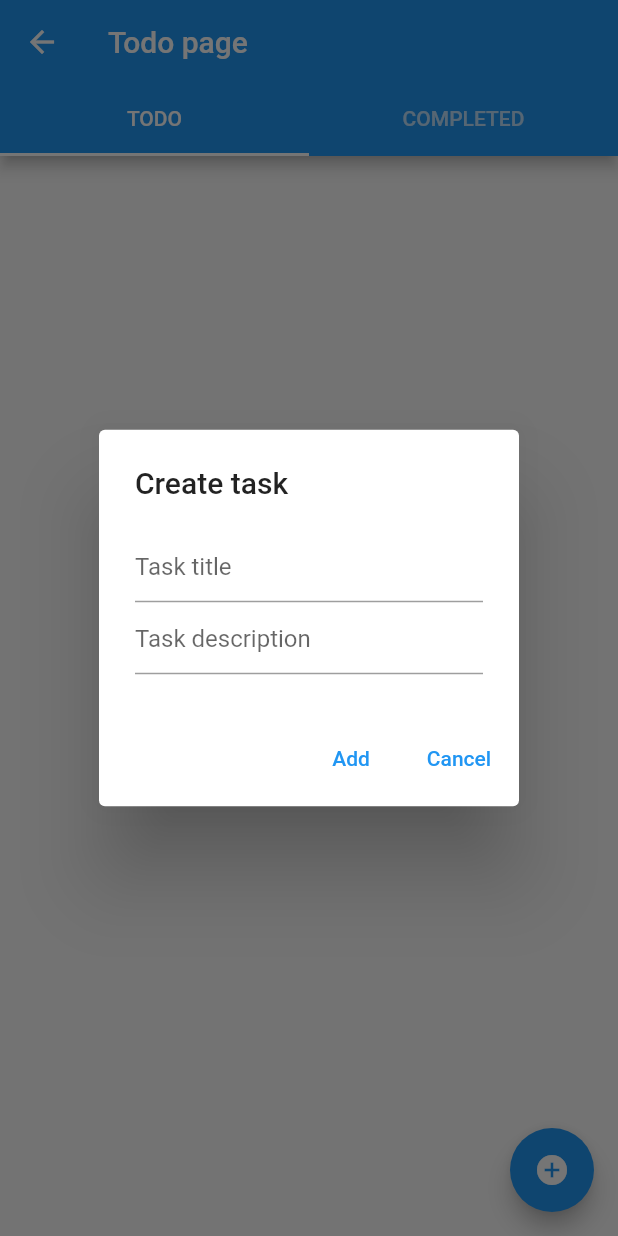
After one commit to dangtuandat1995/inspius-todo, a Flutter app: the TodoPage screen opened directly, after a tap on the "add circle" icon, on a phone screen of 412 x 824 dp. The commit adds this screen. Run offline on Flutter 3.47's test engine with Material 2 defaults, Android fonts, the phone set to English and light mode, and no system bars; our stand-ins replace bloc, cached_network_image, cloud_firestore, dartz, equatable, firebase_core and 6 more; accounts and stored records are empty.

Commit message:
implement crud with todo page

```diff
--- /dev/null
+++ b/lib/features/todo/data/models/user_task_model.dart
@@ -0,0 +1,18 @@
+import 'package:json_annotation/json_annotation.dart';
+import 'package:todo_firestore/features/todo/domain/entities/user_task.dart';
+
+part 'user_task_model.g.dart';
+
+@JsonSerializable(fieldRename: FieldRename.snake)
+class UserTaskModel extends UserTask {
+  const UserTaskModel({
+    required super.id,
+    required super.taskTitle,
+    required super.taskDesc,
+    required super.taskStatus,
+  });
+
+  factory UserTaskModel.fromJson(Map<String, dynamic> json) =>
+      _$UserTaskModelFromJson(json);
+  Map<String, dynamic> toJson() => _$UserTaskModelToJson(this);
+}
--- /dev/null
+++ b/lib/features/todo/domain/entities/user_task.dart
@@ -0,0 +1,20 @@
+import 'package:equatable/equatable.dart';
+
+enum TaskStatus { unfinished, complete }
+
+class UserTask extends Equatable {
+  final String id;
+  final String taskTitle;
+  final String taskDesc;
+  final TaskStatus taskStatus;
+
+  const UserTask({
+    required this.id,
+    required this.taskTitle,
+    required this.taskDesc,
+    required this.taskStatus,
+  });
+
+  @override
+  List<Object?> get props => [id, taskTitle, taskDesc, taskStatus];
+}
--- /dev/null
+++ b/lib/features/todo/domain/usecases/create_task.dart
@@ -0,0 +1,16 @@
+import 'package:cloud_firestore/cloud_firestore.dart';
+import 'package:todo_firestore/features/todo/data/models/user_task_model.dart';
+import 'package:todo_firestore/features/todo/domain/entities/user_task.dart';
+
+class CreateTask {
+  Future<void> call(UserTask task) async {
+    final doc = FirebaseFirestore.instance.collection('todo').doc();
+    final taskWithId = UserTaskModel(
+      id: doc.id,
+      taskTitle: task.taskTitle,
+      taskDesc: task.taskDesc,
+      taskStatus: task.taskStatus,
+    );
+    await doc.set(taskWithId.toJson());
+  }
+}
--- /dev/null
+++ b/lib/features/todo/domain/usecases/delete_task.dart
@@ -0,0 +1,8 @@
+import 'package:cloud_firestore/cloud_firestore.dart';
+
+class DeleteTask {
+  Future<void> call(String taskId) async {
+    final doc = FirebaseFirestore.instance.collection('todo').doc(taskId);
+    await doc.delete();
+  }
+}
--- /dev/null
+++ b/lib/features/todo/domain/usecases/read_task.dart
@@ -0,0 +1,16 @@
+import 'package:cloud_firestore/cloud_firestore.dart';
+import 'package:todo_firestore/features/todo/data/models/user_task_model.dart';
+import 'package:todo_firestore/features/todo/domain/entities/user_task.dart';
+
+class ReadTask {
+  Stream<List<UserTask>> call() {
+    return FirebaseFirestore.instance
+        .collection('todo')
+        .snapshots()
+        .map((event) => event.docs
+            .map(
+              (e) => UserTaskModel.fromJson(e.data()),
+            )
+            .toList());
+  }
+}
--- /dev/null
+++ b/lib/features/todo/domain/usecases/update_task.dart
@@ -0,0 +1,17 @@
+import 'package:cloud_firestore/cloud_firestore.dart';
+import 'package:todo_firestore/features/todo/data/models/user_task_model.dart';
+import 'package:todo_firestore/features/todo/domain/entities/user_task.dart';
+
+class UpdateTask {
+  Future<void> call(UserTask task) async {
+    final doc = FirebaseFirestore.instance.collection('todo').doc(task.id);
+    final taskModel = UserTaskModel(
+      id: task.id,
+      taskTitle: task.taskTitle,
+      taskDesc: task.taskDesc,
+      taskStatus: task.taskStatus,
+    );
+
+    await doc.update(taskModel.toJson());
+  }
+}
--- /dev/null
+++ b/lib/features/todo/presentation/page/todo_page.dart
@@ -0,0 +1,43 @@
+import 'package:flutter/material.dart';
+import 'package:todo_firestore/features/todo/domain/entities/user_task.dart';
+import 'package:todo_firestore/features/todo/presentation/widgets/task_dialog.dart';
+import 'package:todo_firestore/features/todo/presentation/widgets/todo_tab_view.dart';
+
+class TodoPage extends StatelessWidget {
+  const TodoPage({super.key});
+
+  @override
+  Widget build(BuildContext context) {
+    return DefaultTabController(
+      length: 2,
+      child: Scaffold(
+        appBar: AppBar(
+          title: const Text('Todo page'),
+          bottom: const TabBar(
+            tabs: [
+              Tab(text: 'TODO'),
+              Tab(text: 'COMPLETED'),
+            ],
+          ),
+        ),
+        body: const TabBarView(
+          children: [
+            TodoTabView(taskStatus: TaskStatus.unfinished),
+            TodoTabView(taskStatus: TaskStatus.complete),
+          ],
+        ),
+        floatingActionButton: FloatingActionButton(
+          heroTag: 'add todo',
+          child: const Icon(Icons.add_circle),
+          onPressed: () {
+            showDialog(
+              context: context,
+              barrierDismissible: false,
+              builder: (context) => const TaskDialog(id: ''),
+            );
+          },
+        ),
+      ),
+    );
+  }
+}
--- /dev/null
+++ b/lib/features/todo/presentation/widgets/task_dialog.dart
@@ -0,0 +1,118 @@
+import 'package:flutter/material.dart';
+import 'package:todo_firestore/features/todo/domain/usecases/create_task.dart';
+import 'package:todo_firestore/features/todo/domain/usecases/update_task.dart';
+
+import '../../domain/entities/user_task.dart';
+
+class TaskDialog extends StatefulWidget {
+  final String id;
+  final String? title;
+  final String? description;
+  const TaskDialog({super.key, this.title, this.description, required this.id});
+
+  @override
+  State<TaskDialog> createState() => _TaskDialogState();
+}
+
+class _TaskDialogState extends State<TaskDialog> {
+  late final TextEditingController titleController;
+  late final TextEditingController descController;
+  late final String dialogTitle;
+  late final bool isCreateNewTask;
+
+  final createTask = CreateTask();
+  final updateTask = UpdateTask();
+
+  @override
+  void initState() {
+    super.initState();
+    titleController = TextEditingController(text: widget.title ?? '');
+    descController = TextEditingController(text: widget.description ?? '');
+    if (widget.title != null || widget.description != null) {
+      dialogTitle = 'Edit task';
+      isCreateNewTask = false;
+    } else {
+      dialogTitle = 'Create task';
+      isCreateNewTask = true;
+    }
+  }
+
+  @override
+  void dispose() {
+    titleController.dispose();
+    descController.dispose();
+    super.dispose();
+  }
+
+  @override
+  Widget build(BuildContext context) {
+    return AlertDialog(
+      title: Text(dialogTitle),
+      content: Column(
+        mainAxisSize: MainAxisSize.min,
+        children: [
+          TextField(
+            controller: titleController,
+            decoration: const InputDecoration(
+              hintText: 'Task title',
+            ),
+          ),
+          TextField(
+            controller: descController,
+            decoration: const InputDecoration(
+              hintText: 'Task description',
+            ),
+          ),
+        ],
+      ),
+      actions: dialogActions(),
+    );
+  }
+
+  List<Widget> dialogActions() {
+    if (isCreateNewTask) {
+      return [
+        TextButton(
+          onPressed: () async {
+            await createTask(UserTask(
+              id: widget.id,
+              taskTitle: titleController.text,
+              taskDesc: descController.text,
+              taskStatus: TaskStatus.unfinished,
+            ));
+            if (!mounted) return;
+            Navigator.of(context).pop();
+          },
+          child: const Text('Add'),
+        ),
+        TextButton(
+          onPressed: () {
+            Navigator.of(context).pop();
+          },
+          child: const Text('Cancel'),
+        ),
+      ];
+    }
+    return [
+      TextButton(
+        onPressed: () async {
+          await updateTask(UserTask(
+            id: widget.id,
+            taskTitle: titleController.text,
+            taskDesc: descController.text,
+            taskStatus: TaskStatus.unfinished,
+          ));
+          if (!mounted) return;
+          Navigator.of(context).pop();
+        },
+        child: const Text('Update'),
+      ),
+      TextButton(
+        onPressed: () {
+          Navigator.of(context).pop();
+        },
+        child: const Text('Cancel'),
+      ),
+    ];
+  }
+}
--- /dev/null
+++ b/lib/features/todo/presentation/widgets/todo_tab_view.dart
@@ -0,0 +1,98 @@
+import 'package:flutter/material.dart';
+import 'package:flutter_slidable/flutter_slidable.dart';
+
+import '../../domain/entities/user_task.dart';
+import '../../domain/usecases/delete_task.dart';
+import '../../domain/usecases/read_task.dart';
+import '../../domain/usecases/update_task.dart';
+import 'task_dialog.dart';
+
+class TodoTabView extends StatefulWidget {
+  final TaskStatus taskStatus;
+  const TodoTabView({super.key, required this.taskStatus});
+
+  @override
+  State<TodoTabView> createState() => _TodoTabViewState();
+}
+
+class _TodoTabViewState extends State<TodoTabView> {
+  final updateTask = UpdateTask();
+  final readTask = ReadTask();
+  final deleteTask = DeleteTask();
+  @override
+  Widget build(BuildContext context) {
+    return StreamBuilder<List<UserTask>>(
+      initialData: const [],
+      stream: readTask(),
+      builder: (context, snapshot) {
+        if (snapshot.data == null) return const SizedBox();
+        final todos = snapshot.data!
+            .where(
+              (element) => element.taskStatus == widget.taskStatus,
+            )
+            .toList();
+
+        return ListView.separated(
+          itemBuilder: (context, index) {
+            final todo = todos[index];
+            return Slidable(
+              endActionPane: ActionPane(
+                extentRatio: 0.2,
+                motion: const BehindMotion(),
+                children: [
+                  SlidableAction(
+                    onPressed: (context) {
+                      deleteTask(todo.id);
+                    },
+                    label: 'Delete',
+                    icon: Icons.delete,
+                    backgroundColor: Colors.red,
+                  ),
+                ],
+              ),
+              child: ListTile(
+                title: Text(todo.taskTitle),
+                subtitle: Text(todo.taskDesc),
+                leading: IconButton(
+                  icon: widget.taskStatus == TaskStatus.unfinished
+                      ? const Icon(Icons.check_box_outline_blank)
+                      : const Icon(Icons.check_box, color: Colors.green),
+                  onPressed: () {
+                    updateTask(UserTask(
+                      id: todo.id,
+                      taskTitle: todo.taskTitle,
+                      taskDesc: todo.taskDesc,
+                      taskStatus: widget.taskStatus == TaskStatus.unfinished
+                          ? TaskStatus.complete
+                          : TaskStatus.unfinished,
+                    ));
+                  },
+                ),
+                trailing: widget.taskStatus == TaskStatus.unfinished
+                    ? IconButton(
+                        icon: const Icon(Icons.edit),
+                        onPressed: () {
+                          showDialog(
+                            context: context,
+                            barrierDismissible: false,
+                            builder: (context) => TaskDialog(
+                              id: todo.id,
+                              title: todo.taskTitle,
+                              description: todo.taskDesc,
+                            ),
+                          );
+                        },
+                      )
+                    : null,
+              ),
+            );
+          },
+          separatorBuilder: (_, __) {
+            return const SizedBox(height: 10);
+          },
+          itemCount: todos.length,
+        );
+      },
+    );
+  }
+}
--- a/pubspec.yaml
+++ b/pubspec.yaml
@@ -39,6 +39,7 @@ dependencies:
   flutter:
     sdk: flutter
   flutter_bloc: ^8.1.1
+  flutter_slidable: ^2.0.0
   get_it: ^7.2.0
   http: ^0.13.5
   injectable: ^1.5.4
```
Also changed, not shown: lib/features/home/presentation/page/home_page.dart (+25 -4 lines), lib/features/todo/data/models/user_task_model.g.dart (added), pubspec.lock.
